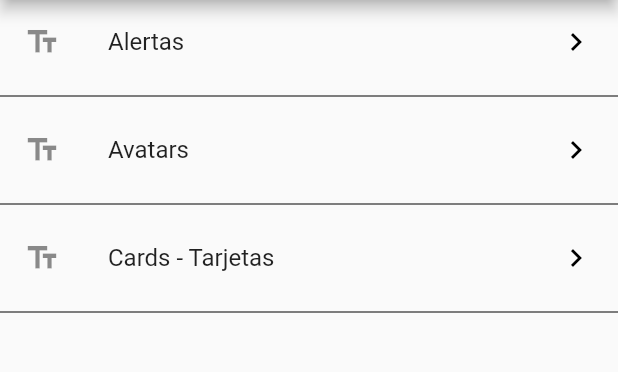
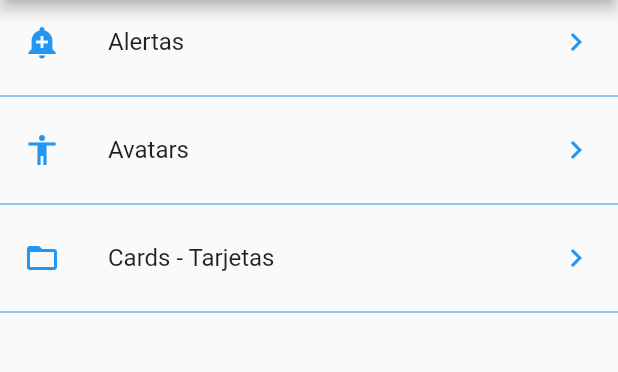
Before and after one commit to danielcaamal/flutter_projects, a Flutter app: the screen it shows after launch, on a phone screen of 412 x 824 dp, the part 84-456 px from its top. Run offline on Flutter 3.47's test engine with Material 2 defaults, Android fonts, the phone set to English and light mode, and no system bars.

Commit message:
Routes and Utils added

```diff
--- a/flutter_components/lib/src/app.dart
+++ b/flutter_components/lib/src/app.dart
@@ -1,16 +1,21 @@
 import 'package:flutter/material.dart';
-import 'package:flutter_components/src/pages/home_page.dart';
-import 'package:flutter_components/src/pages/home_temp.dart';
+import 'package:flutter_components/src/pages/alert_page.dart';
+import 'package:flutter_components/src/routes/routes.dart';
 
 class MyApp extends StatelessWidget {
   const MyApp({Key? key}) : super(key: key);
 
   @override
   Widget build(BuildContext context) {
-    return const MaterialApp(
+    return MaterialApp(
+      title: "Components App",
       debugShowCheckedModeBanner: false,
       //home: HomeTemp(),
-      home: HomePage(),
+      initialRoute: '/',
+      routes: getApplicationRoutes(),
+      onGenerateRoute: (settings) {
+        return MaterialPageRoute(builder: (context) => const AlertPage());
+      },
     );
   }
 }
--- a/flutter_components/lib/src/pages/home_page.dart
+++ b/flutter_components/lib/src/pages/home_page.dart
@@ -1,5 +1,6 @@
 import 'package:flutter/material.dart';
 import 'package:flutter_components/src/providers/menu_provider.dart';
+import 'package:flutter_components/src/utils/icon_string_utils.dart';
 
 class HomePage extends StatelessWidget {
   const HomePage({Key? key}) : super(key: key);
@@ -19,32 +20,33 @@ class HomePage extends StatelessWidget {
       future: menuProvider.loadData(),
       initialData: const [],
       builder: (context, AsyncSnapshot<List<dynamic>> snapshot) {
-        print(snapshot.data);
         return ListView(
-          children: _createListItems(snapshot.data),
+          children: _createListItems(snapshot.data, context),
         );
       },
     );
   }
 
-  List<Widget> _createListItems(List<dynamic>? data) {
+  List<Widget> _createListItems(List<dynamic>? data, BuildContext context) {
     final List<Widget> options = [];
 
     for (var element in data!) {
       final temp = ListTile(
-        leading: const Icon(Icons.text_fields),
+        leading: getIcon(element["icon"]),
         title: Text(element['texto']),
         trailing: const Icon(
           Icons.keyboard_arrow_right,
-          color: Colors.black,
+          color: Colors.blue,
         ),
-        onTap: () {},
+        onTap: () {
+          Navigator.pushNamed(context, element["ruta"]);
+        },
       );
 
       options
         ..add(temp)
         ..add(const Divider(
-          color: Colors.black,
+          color: Colors.blue,
         ));
     }
     return options;
--- /dev/null
+++ b/flutter_components/lib/src/routes/routes.dart
@@ -0,0 +1,12 @@
+import 'package:flutter/material.dart';
+import 'package:flutter_components/src/pages/alert_page.dart';
+import 'package:flutter_components/src/pages/avatar_page.dart';
+import 'package:flutter_components/src/pages/home_page.dart';
+
+Map<String, WidgetBuilder> getApplicationRoutes() {
+  return <String, WidgetBuilder>{
+    '/': (context) => const HomePage(),
+    'alert': (context) => const AlertPage(),
+    'avatar': (context) => const AvatarPage(),
+  };
+}
--- /dev/null
+++ b/flutter_components/lib/src/utils/icon_string_utils.dart
@@ -0,0 +1,14 @@
+import 'package:flutter/material.dart';
+
+final _icons = <String, IconData>{
+  'add_alert': Icons.add_alert,
+  'accessibility': Icons.accessibility,
+  'folder_open': Icons.folder_open,
+};
+
+Icon getIcon(String iconName) {
+  return Icon(
+    _icons[iconName],
+    color: Colors.blue,
+  );
+}
```
Also changed, not shown: flutter_components/lib/src/pages/alert_page.dart (added, +18 -0 lines), flutter_components/lib/src/pages/avatar_page.dart (added, +14 -0 lines).
